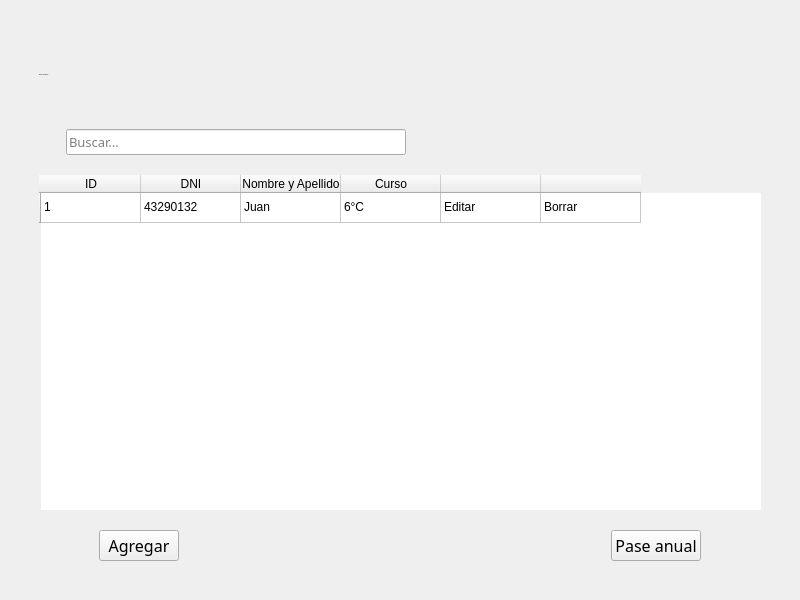
Qt form blustock/uis/otro_personal.ui (MaxAPBusiness/Blustock) before a commit.
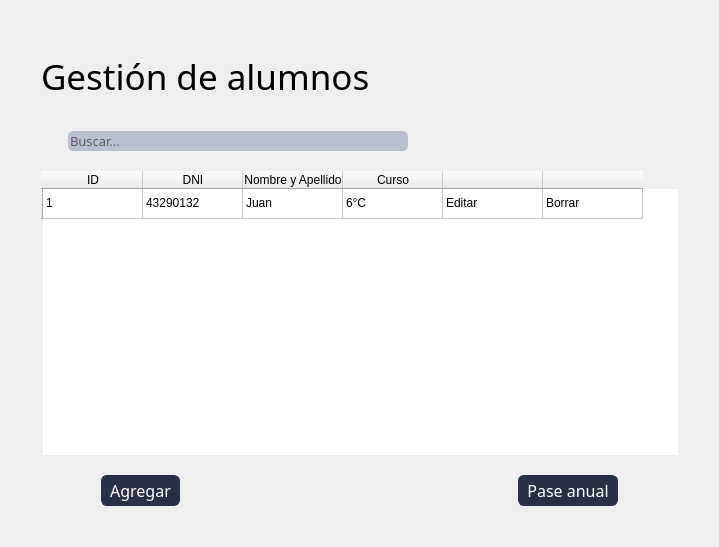
The same form after that commit. Icons and pictures are not drawn.

Commit message: Paso los Windows a Widgets

Patch:
```diff
--- a/blustock/uis/otro_personal.ui
+++ b/blustock/uis/otro_personal.ui
@@ -1,36 +1,29 @@
 <?xml version="1.0" encoding="UTF-8"?>
 <ui version="4.0">
- <class>MainWindow</class>
- <widget class="QMainWindow" name="MainWindow">
+ <class>Form</class>
+ <widget class="QWidget" name="Form">
   <property name="geometry">
    <rect>
     <x>0</x>
     <y>0</y>
-    <width>800</width>
-    <height>600</height>
+    <width>719</width>
+    <height>547</height>
    </rect>
   </property>
   <property name="windowTitle">
    <string>MainWindow</string>
   </property>
   <property name="styleSheet">
-   <string notr="true">@import url('https://fonts.googleapis.com/css2?family=Oswald:wght@200;400;700&amp;display=swap');
-
-*{
-    font-family: 'Raleway-blod';
+   <string notr="true">*{
+    font-family: 'Oswald', sans-serif;
     font-weight: 400;
 }
 
 QMenuBar{
-
     background-color: #293045;
     padding: 0;    
-    text-transform: capitalize;
     font-size: 14px;
     color:white;
-    display: flex;
-    flex-direction: column;
-
 }
 
 QMenuBar:item{
@@ -83,7 +76,31 @@
 }
 
 #label{
-    font-size: 20px;
+    font-size: 35px;
+}
+
+#usuariosLabel{
+    font-size: 14px;
+}
+
+#contraseALabel{
+    font-size: 14px;
+}
+
+#usuariosLineEdit{
+    width: 170px;
+    height: 20px;
+    border-radius: 10px;
+}
+
+#passwordLineEdit{
+    width: 170px;
+    height: 20px;
+    border-radius: 10px;
+}
+
+#labelprofesores{
+    font-size: 26px;
 }
 
 QLineEdit{
@@ -103,9 +120,10 @@
     border-color:#293045;
     border-style: solid;
     border-width: 1px;
-    border-radius: 5px;
-    background-color: #BABFCE;
-    color:#293045;
+    border-radius: 6px;
+    background-color: #293045;
+    color:#ffffff;
+    padding: 3px 8px;
 
 }
 QPushButton:hover{
@@ -123,16 +141,10 @@
     border-radius: 15%;
 }
 
-#pushButton,#pushButton_2,#pushButton_3{
-    width: 85px;
-    height: 30px;
-}
-
 </string>
   </property>
-  <widget class="QWidget" name="centralwidget">
-   <layout class="QGridLayout" name="gridLayout_2">
-    <item row="0" column="0">
+  <layout class="QHBoxLayout" name="horizontalLayout_3">
+   <item>
      <layout class="QVBoxLayout" name="verticalLayout">
       <property name="spacing">
        <number>20</number>
@@ -165,8 +177,9 @@
         </property>
         <property name="font">
          <font>
-          <family>Raleway-blod</family>
+         <family>Oswald</family>
           <pointsize>-1</pointsize>
+         <weight>50</weight>
           <bold>false</bold>
          </font>
         </property>
@@ -209,8 +222,9 @@
           </property>
           <property name="font">
            <font>
-            <family>Raleway-blod</family>
+           <family>Oswald</family>
             <pointsize>10</pointsize>
+           <weight>50</weight>
             <bold>false</bold>
            </font>
           </property>
@@ -333,8 +347,9 @@
          <widget class="QPushButton" name="pushButton_2">
           <property name="font">
            <font>
-            <family>Raleway-blod</family>
+           <family>Oswald</family>
             <pointsize>12</pointsize>
+           <weight>50</weight>
             <bold>false</bold>
            </font>
           </property>
@@ -363,8 +378,9 @@
          <widget class="QPushButton" name="pushButton">
           <property name="font">
            <font>
-            <family>Raleway-blod</family>
+           <family>Oswald</family>
             <pointsize>12</pointsize>
+           <weight>50</weight>
             <bold>false</bold>
            </font>
           </property>
@@ -381,7 +397,6 @@
      </layout>
     </item>
    </layout>
-  </widget>
  </widget>
  <resources/>
  <connections/>
```
Left out of the diff: 4 changed lines with no effect on the pictures. Lines whose indentation alone changed are shown as unchanged. The commit also changes 13 other files.
